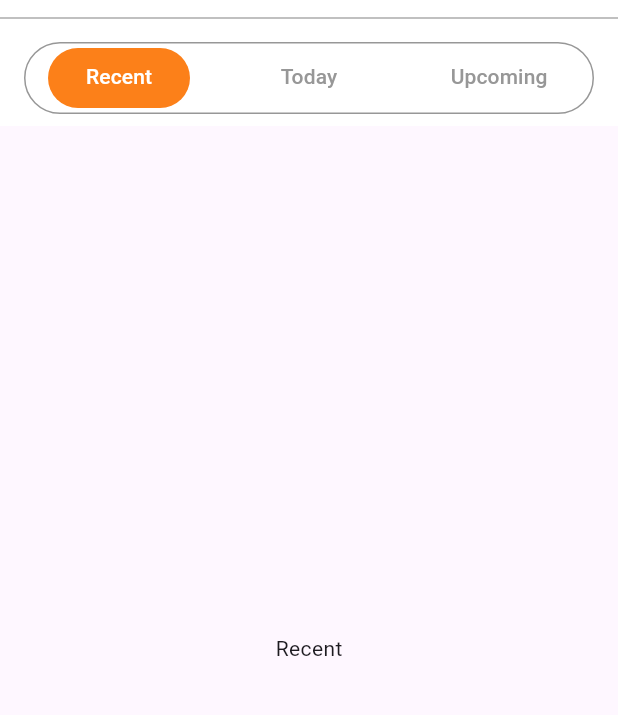
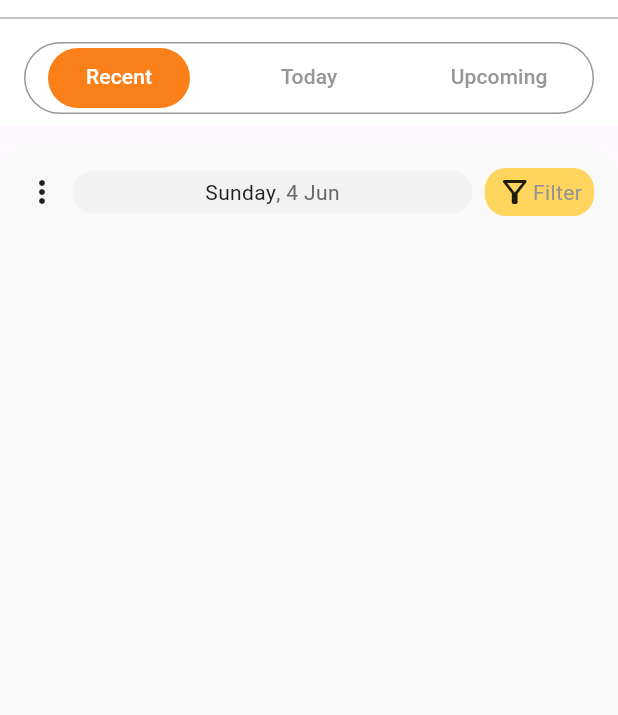
Before and after one commit to Sai-Gruheeth-N/Kraftbase-Assignment, a Flutter app: the EventScreen screen opened directly, on a phone screen of 412 x 824 dp, the part 66-781 px from its top. Run offline on Flutter 3.47's test engine with Material 2 defaults, Android fonts, the phone set to English and light mode, and no system bars; our stand-ins replace google_fonts, step_progress_indicator.

Commit message:
Add Header to today tab view

```diff
--- a/lib/screens/events/event_screen.dart
+++ b/lib/screens/events/event_screen.dart
@@ -2,6 +2,7 @@
 import 'package:flutter/material.dart';
 import 'package:google_fonts/google_fonts.dart';
 import 'package:kraftbase/resources/app_colors.dart';
+import 'package:kraftbase/screens/events/today_tab_view.dart';
 import 'package:kraftbase/widgets/custom_icon_button.dart';
 
 class EventScreen extends StatelessWidget {
@@ -15,8 +16,9 @@ class EventScreen extends StatelessWidget {
         appBar: EventScreenAppbar(),
         body: TabBarView(
           children: [
-            Center(
-              child: Text('Recent'),
+            Padding(
+              padding: EdgeInsets.only(top: 12.0),
+              child: TodayTabView(),
             ),
             Center(
               child: Text('Today'),
--- /dev/null
+++ b/lib/screens/events/today_tab_view.dart
@@ -0,0 +1,96 @@
+import 'package:flutter/material.dart';
+import 'package:google_fonts/google_fonts.dart';
+import 'package:intl/intl.dart';
+
+class TodayTabView extends StatelessWidget {
+  const TodayTabView({super.key});
+
+  @override
+  Widget build(BuildContext context) {
+    return Stack(
+      children: [
+        Container(
+          height: MediaQuery.of(context).size.height,
+          width: double.infinity,
+          decoration: const BoxDecoration(
+            color: Color(0xFFF9F9F9),
+            borderRadius: BorderRadius.only(
+              topLeft: Radius.circular(20.0),
+              topRight: Radius.circular(20.0),
+            ),
+          ),
+        ),
+        Positioned(
+          top: 16,
+          child: Container(
+            width: MediaQuery.of(context).size.width,
+            padding: const EdgeInsets.symmetric(horizontal: 16.0),
+            child: Row(
+              children: [
+                const Icon(Icons.more_vert),
+                const SizedBox(width: 8.0),
+                Expanded(
+                  child: Container(
+                    decoration: BoxDecoration(
+                      color: const Color(0xFFF2F2F2),
+                      borderRadius: BorderRadius.circular(24.0),
+                    ),
+                    child: Padding(
+                      padding: const EdgeInsets.symmetric(vertical: 4.0),
+                      child: Row(
+                        mainAxisAlignment: MainAxisAlignment.center,
+                        children: [
+                          Text(
+                            DateFormat('EEEE').format(DateTime.now()),
+                            textAlign: TextAlign.center,
+                            style: GoogleFonts.readexPro(
+                              fontWeight: FontWeight.w400,
+                              color: const Color(0xFF212121),
+                            ),
+                          ),
+                          Text(
+                            DateFormat(', d MMM').format(DateTime.now()),
+                            textAlign: TextAlign.center,
+                            style: GoogleFonts.readexPro(
+                              fontWeight: FontWeight.w400,
+                              color: const Color(0xFF686868),
+                            ),
+                          ),
+                        ],
+                      ),
+                    ),
+                  ),
+                ),
+                const SizedBox(width: 8.0),
+                Container(
+                  decoration: BoxDecoration(
+                    color: const Color(0xFFFFD55D),
+                    borderRadius: BorderRadius.circular(14.0),
+                  ),
+                  child: Padding(
+                    padding: const EdgeInsets.symmetric(
+                      vertical: 4.0,
+                      horizontal: 8.0,
+                    ),
+                    child: Row(
+                      children: [
+                        const Icon(Icons.filter_alt_outlined),
+                        Text(
+                          'Filter',
+                          style: GoogleFonts.readexPro(
+                            color: const Color(0xFF939393),
+                            fontWeight: FontWeight.w400,
+                          ),
+                        ),
+                      ],
+                    ),
+                  ),
+                ),
+              ],
+            ),
+          ),
+        ),
+      ],
+    );
+  }
+}
```
